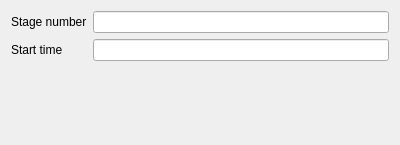
Qt form src/stagesettingspage.ui (Quick-Event/startertool) before a commit.
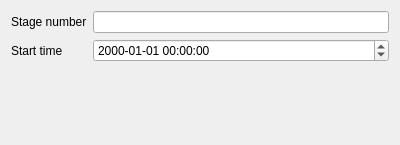
The same form after that commit.

Patch:
```diff
--- a/src/stagesettingspage.ui
+++ b/src/stagesettingspage.ui
@@ -35,13 +35,6 @@
      </property>
     </widget>
    </item>
-   <item row="1" column="1">
-    <widget class="QLineEdit" name="startTime">
-     <property name="readOnly">
-      <bool>true</bool>
-     </property>
-    </widget>
-   </item>
    <item row="2" column="0">
     <spacer name="verticalSpacer">
      <property name="orientation">
@@ -55,6 +48,13 @@
      </property>
     </spacer>
    </item>
+   <item row="1" column="1">
+    <widget class="QDateTimeEdit" name="startTime">
+     <property name="displayFormat">
+      <string>yyyy-MM-dd HH:mm:ss</string>
+     </property>
+    </widget>
+   </item>
   </layout>
  </widget>
  <resources/>
```
